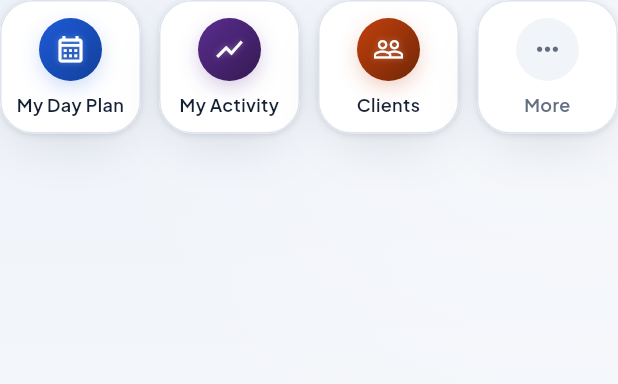
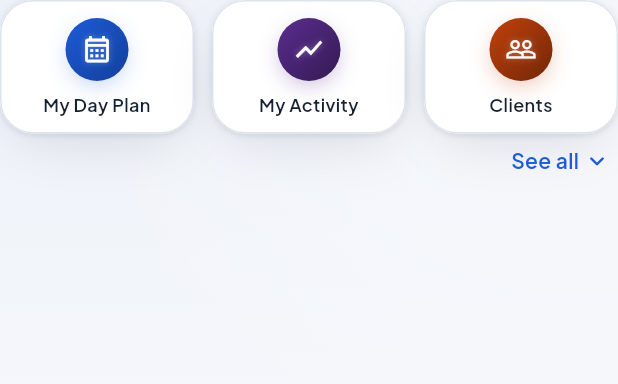
Before and after one commit to PardhaSarathy/FieldForce, a Flutter app: the _QuickActionsGrid widget shown alone on an empty page, opened directly, on a phone screen of 412 x 824 dp. Shown: the top 384 px of the screen. Run offline on Flutter 3.47's test engine with Material 3 defaults, Android fonts, the phone set to English and light mode, and no system bars; our stand-ins replace fl_chart, flutter_riverpod, geolocator, go_router, share_plus; missing offline and left inert: file_saver.

Commit message:
Fold the module grid behind a See all
Three tiles and a right-aligned **See all**, which opens the other three
in place and turns into Show less. The More tile is gone.

Placed and worded to match the visit list's own See all a few rows below —
same words, same alignment — so the two read as the same kind of control
rather than two inventions. Home now carries two of them; the grid's is
higher in the tree, which is how a test reaches the right one.

It folds by column count, not a hardcoded three, so the six-across tablet
layout hides nothing and shows no control: folding there would cost a tap
to reveal a row that already fit. Nothing is deleted either way — Tour
Plan, HR and Expenses are one tap away here and still in the side menu.

`_TileShell` survives from the four-tile version. Every tile in the row is
built from it, and tiles built separately drift; a row where one is subtly
taller is what a reviewer notices without being able to name it.

Today's calls start five rows higher than before any of this, which is the
whole point: Home exists to answer what to do today.

432 tests green.

Co-Authored-By: Claude Opus 5 <noreply@anthropic.com>

```diff
--- a/lib/features/home/presentation/home_screen.dart
+++ b/lib/features/home/presentation/home_screen.dart
@@ -780,7 +780,7 @@ final _quickActionLabelStyle = AppTypography.caption.copyWith(
 /// adapts to text size, and a long word on a 320pt phone at 1.3x still
 /// ellipsizes rather than overflowing.
 int _quickActionColumns(double width) =>
-    width >= AppBreakpoints.expanded ? 7 : 4;
+    width >= AppBreakpoints.expanded ? 6 : 3;
 
 class _QuickActionsGrid extends StatefulWidget {
   const _QuickActionsGrid();
@@ -837,6 +837,16 @@ class _QuickActionsGrid extends StatefulWidget {
 }
 
 class _QuickActionsGridState extends State<_QuickActionsGrid> {
+  /// Whether the rows below the first are showing.
+  ///
+  /// Collapsed by default. Three of the six carry nearly all the traffic —
+  /// declare the day, log a call, look up a client — and the other three were
+  /// spending a whole row of Home on modules a rep opens now and then, which
+  /// pushed today's calls below the fold. The row is not deleted, it is
+  /// folded: Tour Plan, HR and Expenses are one tap away here and still in the
+  /// side menu, which is the app's full index.
+  bool _expanded = false;
+
   @override
   Widget build(BuildContext context) {
     const actions = _QuickActionsGrid.actions;
@@ -845,18 +855,6 @@ class _QuickActionsGridState extends State<_QuickActionsGrid> {
     // than the content — the tell of a screen assembled from patterns instead
     // of written for a rep. Labelled tiles need no label of their own, and
     // dropping it gave the block back about 30pt.
-    //
-    // **One row: three modules and a door.** Three of the six carried nearly
-    // all the traffic — declare the day, log a call, look up a client — and
-    // the other three were spending a whole row of Home on modules a rep
-    // opens now and then, pushing today's calls below the fold. They are not
-    // deleted: the fourth tile opens the side menu, which is the app's full
-    // index and already lists every one of them.
-    //
-    // A "Show 3 more" control under the row was tried first. It worked and it
-    // read as a control bolted onto a grid; a fourth tile is the same object
-    // as the other three, so the row stays one thing, and it costs no
-    // expand/collapse state and no layout shift.
     return Column(
       crossAxisAlignment: CrossAxisAlignment.start,
       children: [
@@ -875,16 +873,22 @@ class _QuickActionsGridState extends State<_QuickActionsGrid> {
             final extent =
                 _tilePadding * 2 + _iconChip + AppSpacing.sm + labelBlock;
 
-            // The door takes the last slot, so the row is always full and the
-            // grid never leaves a ragged gap. On a wide screen every module
-            // fits beside it and nothing is behind the door but the rest of
-            // the app.
-            final shown = actions.take(columns - 1).toList();
+            // One row, whatever a row happens to be here.
+            //
+            // `columns`, not a hardcoded three: the grid runs six across on a
+            // tablet, where every tile already fits on one line and folding
+            // would hide something for nothing — there the control does not
+            // appear at all.
+            final shown = _expanded ? actions : actions.take(columns).toList();
+            final hidden = actions.length - shown.length;
 
-            return GridView.builder(
+            return Column(
+              crossAxisAlignment: CrossAxisAlignment.stretch,
+              children: [
+                GridView.builder(
                   shrinkWrap: true,
                   physics: const NeverScrollableScrollPhysics(),
-              itemCount: shown.length + 1,
+                  itemCount: shown.length,
                   gridDelegate: SliverGridDelegateWithFixedCrossAxisCount(
                     crossAxisCount: columns,
                     mainAxisSpacing: AppSpacing.md,
@@ -893,53 +897,59 @@ class _QuickActionsGridState extends State<_QuickActionsGrid> {
                   ),
                   itemBuilder: (context, i) => Arrive.staggered(
                     index: i,
-                child: i < shown.length
-                    ? _QuickActionTile(action: shown[i], labelLines: lines)
-                    : _MoreTile(labelLines: lines),
+                    child: _QuickActionTile(
+                      action: shown[i],
+                      labelLines: lines,
                     ),
+                  ),
+                ),
+
+                // Right-aligned, like the "See all" on the visit list below —
+                // same words, same place in the block, so the two read as the
+                // same kind of control rather than two inventions.
+                if (hidden > 0 || _expanded)
+                  Align(
+                    alignment: Alignment.centerRight,
+                    child: GestureDetector(
+                      onTap: () {
+                        AppHaptics.selection();
+                        setState(() => _expanded = !_expanded);
+                      },
+                      behavior: HitTestBehavior.opaque,
+                      child: Padding(
+                        padding: const EdgeInsets.only(
+                          top: AppSpacing.sm,
+                          left: AppSpacing.md,
+                          right: AppSpacing.xs,
+                          bottom: AppSpacing.xs,
+                        ),
+                        child: Row(
+                          mainAxisSize: MainAxisSize.min,
+                          children: [
+                            Text(
+                              _expanded ? 'Show less' : 'See all',
+                              style: AppTypography.titleSm.copyWith(
+                                color: AppColors.brand,
+                              ),
+                            ),
+                            const SizedBox(width: 2),
+                            Icon(
+                              _expanded
+                                  ? Icons.keyboard_arrow_up_rounded
+                                  : Icons.keyboard_arrow_down_rounded,
+                              size: AppSizes.iconMd,
+                              color: AppColors.brand,
+                            ),
+                          ],
+                        ),
+                      ),
+                    ),
+                  ),
+              ],
             );
           },
         ),
       ],
-    );
-  }
-}
-
-/// The fourth tile: everything else.
-///
-/// It opens the side menu rather than expanding the grid, because the menu is
-/// already the app's full index — a second, shorter index that showed three of
-/// the twenty destinations would be a list to keep in step with the real one.
-class _MoreTile extends ConsumerWidget {
-  const _MoreTile({required this.labelLines});
-
-  final int labelLines;
-
-  @override
-  Widget build(BuildContext context, WidgetRef ref) {
-    return _TileShell(
-      onTap: () {
-        AppHaptics.selection();
-        openAppDrawer(ref);
-      },
-      labelLines: labelLines,
-      // Grey, not a seventh hue. The six colours mean *which module*; this
-      // tile is not a module, and giving it one would say it was.
-      chip: Container(
-        width: _iconChip,
-        height: _iconChip,
-        decoration: const BoxDecoration(
-          color: AppColors.surfaceSecondary,
-          shape: BoxShape.circle,
-        ),
-        child: const Icon(
-          Icons.more_horiz,
-          size: 21,
-          color: AppColors.textSecondary,
-        ),
-      ),
-      label: 'More',
-      labelColor: AppColors.textSecondary,
     );
   }
 }
@@ -994,14 +1004,12 @@ class _TileShell extends StatelessWidget {
     required this.labelLines,
     required this.chip,
     required this.label,
-    this.labelColor,
   });
 
   final VoidCallback onTap;
   final int labelLines;
   final Widget chip;
   final String label;
-  final Color? labelColor;
 
   @override
   Widget build(BuildContext context) {
@@ -1031,9 +1039,7 @@ class _TileShell extends StatelessWidget {
                 textAlign: TextAlign.center,
                 maxLines: labelLines,
                 overflow: TextOverflow.ellipsis,
-                style: labelColor == null
-                    ? _quickActionLabelStyle
-                    : _quickActionLabelStyle.copyWith(color: labelColor),
+                style: _quickActionLabelStyle,
               ),
             ),
           ),
```
Also changed, not shown: 3 other files. Lines whose indentation alone changed are shown as unchanged.
